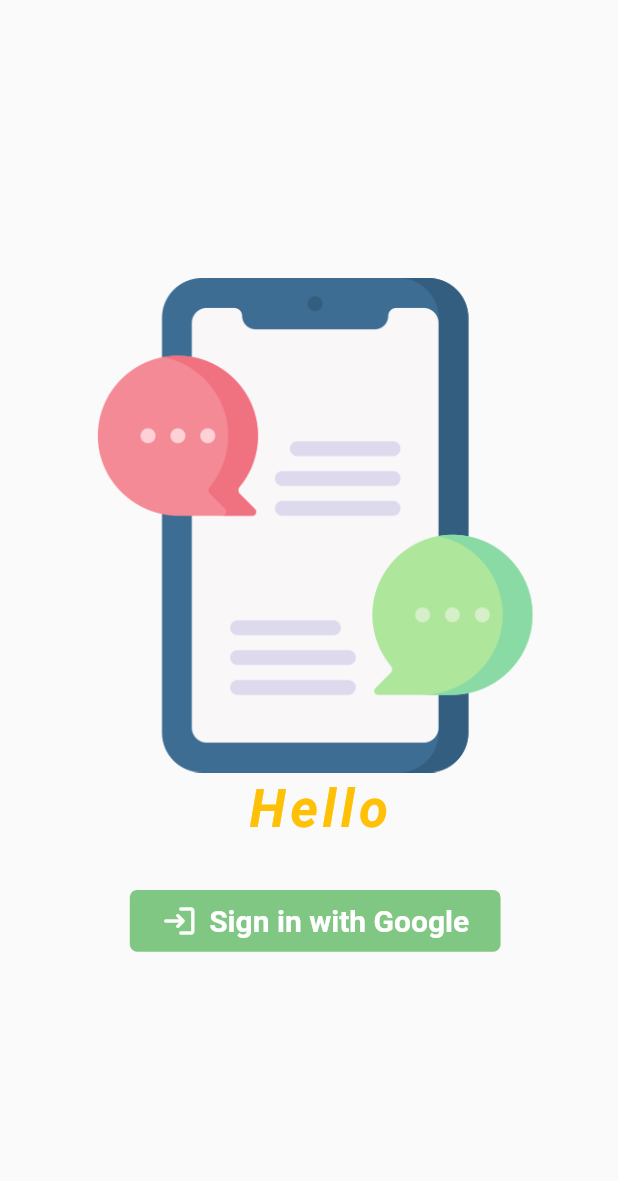
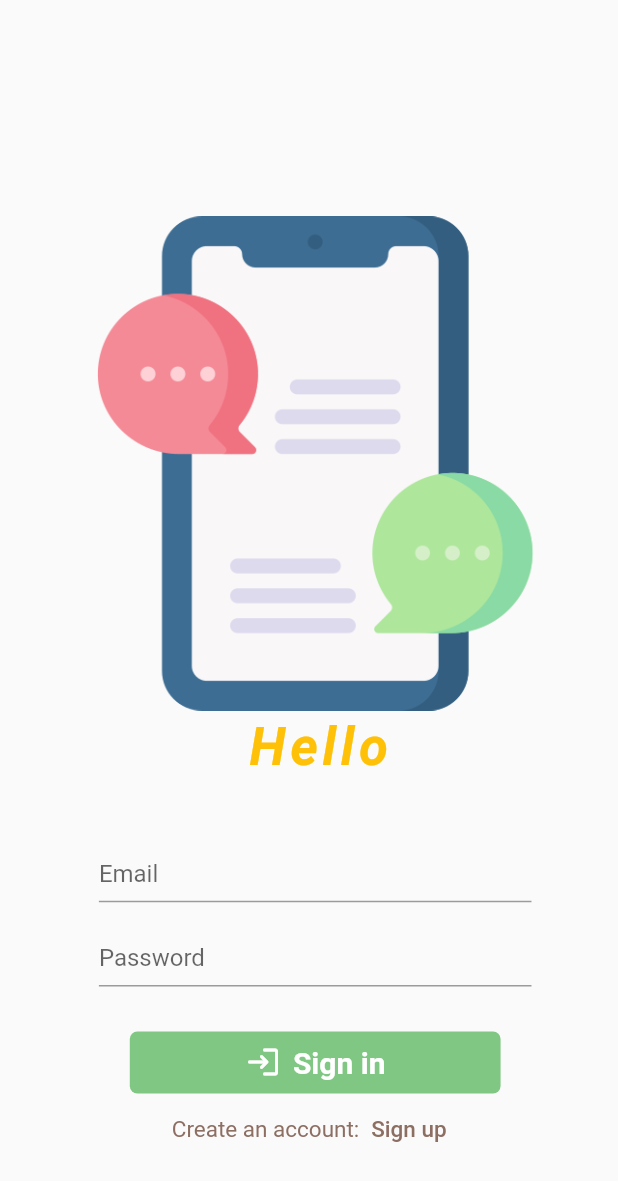
Before and after one commit to Rista10/Hello, a Flutter app: the Login screen opened directly, on a phone screen of 412 x 824 dp. Shown: the top 1181 px of the screen. Run offline on Flutter 3.47's test engine with Material 2 defaults, Android fonts, the phone set to English and light mode, and no system bars; our stand-ins replace cloud_firestore, firebase_auth, firebase_core; accounts and stored records are empty.

Commit message:
Pages edited

```diff
--- a/lib/main.dart
+++ b/lib/main.dart
@@ -1,3 +1,4 @@
+import 'package:chat_app/screens/chatRoom.dart';
 import 'package:chat_app/screens/home.dart';
 import 'package:firebase_core/firebase_core.dart';
 import 'package:flutter/material.dart';
@@ -5,12 +6,11 @@ import 'package:firebase_auth/firebase_auth.dart';
 import 'screens/login.dart';
 
 
-
 Future<void> main() async {
   WidgetsFlutterBinding.ensureInitialized();
   await Firebase.initializeApp();
   runApp(MaterialApp(
     debugShowCheckedModeBanner: false,
-    home: Home(),
+    home: Login(),
   ));
 }
--- a/lib/screens/login.dart
+++ b/lib/screens/login.dart
@@ -1,9 +1,19 @@
+import 'package:chat_app/authentication/authentication.dart';
+import 'package:chat_app/screens/createAccount.dart';
+import 'package:chat_app/screens/home.dart';
 import 'package:flutter/material.dart';
 import 'package:firebase_auth/firebase_auth.dart';
 
-class Login extends StatelessWidget {
+class Login extends StatefulWidget {
   const Login({super.key});
 
+  @override
+  State<Login> createState() => _LoginState();
+}
+
+class _LoginState extends State<Login> {
+  TextEditingController emailController = TextEditingController();
+  TextEditingController passwordController = TextEditingController();
   @override
   Widget build(BuildContext context) {
     Size mq = MediaQuery.of(context).size;
@@ -13,12 +23,12 @@ class Login extends StatelessWidget {
           Positioned(
             height: mq.height * .45,
             width: mq.width * .8,
-            top: mq.height * .2,
+            top: mq.height * .15,
             left: mq.width * .11,
             child: Image.asset('images/chat.png'),
           ),
           Positioned(
-            top: mq.height * .63,
+            top: mq.height * .58,
             left: mq.width * .4,
             child: Text('Hello',
                 style: TextStyle(
@@ -30,9 +40,38 @@ class Login extends StatelessWidget {
                 )),
           ),
           Positioned(
-            top: mq.height * .72,
-            left: mq.width * .21,
-            child: Container(
+            top: mq.height * .68,
+            left: mq.width * .16,
+            child: Column(
+              children: [
+                Container(
+                  height: mq.height * .05,
+                  width: mq.width * .7,
+                  child: TextFormField(
+                    controller: emailController,
+                    decoration: InputDecoration(
+                      hintText: 'Email',
+                    ),
+                  ),
+                ),
+                SizedBox(
+                  height: 15,
+                ),
+                Container(
+                  height: mq.height * .05,
+                  width: mq.width * .7,
+                  child: TextFormField(
+                    controller: passwordController,
+                    decoration: InputDecoration(
+                      hintText: 'Password',
+                    ),
+                    obscureText: true,
+                  ),
+                ),
+                SizedBox(
+                  height: 30,
+                ),
+                Container(
                   height: mq.height * .05,
                   width: mq.width * .6,
                   decoration: BoxDecoration(
@@ -40,12 +79,21 @@ class Login extends StatelessWidget {
                     borderRadius: BorderRadius.circular(5),
                   ),
                   child: TextButton.icon(
-                icon: Icon(Icons.login_rounded, color: Colors.white,),
-                onPressed: () async{
-
+                    icon: Icon(
+                      Icons.login_rounded,
+                      color: Colors.white,
+                    ),
+                    onPressed: () async {
+                      final result = await AuthService().SignIn(
+                          emailText: emailController.text,
+                          passwordText: passwordController.text);
+                      if (result!.contains('success')) {
+                        Navigator.push(
+                            context, MaterialPageRoute(builder: (context)=>Home()));
+                      }
                     },
                     label: Text(
-                  'Sign in with Google',
+                      'Sign in',
                       style: TextStyle(
                         fontWeight: FontWeight.bold,
                         color: Colors.white,
@@ -54,6 +102,30 @@ class Login extends StatelessWidget {
                     ),
                   ),
                 ),
+
+                Row(
+                  mainAxisAlignment: MainAxisAlignment.center,
+                  children: [
+                    Text('Create an account:',
+                        style: TextStyle(
+                          color: Colors.brown[400],
+                          fontSize: 15,
+                        )),
+                    TextButton(
+                      onPressed: () {
+                        Navigator.push(
+                            context,
+                            MaterialPageRoute(
+                                builder: (context) => RegisterPage()));
+                      },
+                      child: Text('Sign up',
+                          style: TextStyle(
+                            color: Colors.brown[400],
+                            fontSize: 15,
+                          )),
+                    ),
+              ],),],
+            ),
           )
         ],
       ),
```
Also changed, not shown: lib/apis/apis.dart (deleted, +0 -8 lines), lib/screens/chatRoom.dart (+54 -0 lines), lib/screens/createAccount.dart (added, +120 -0 lines), lib/screens/home.dart (+11 -6 lines), lib/screens/splash_screen.dart (+36 -0 lines), lib/widgets/textField.dart (+24 -3 lines). Lines whose indentation alone changed are shown as unchanged.
